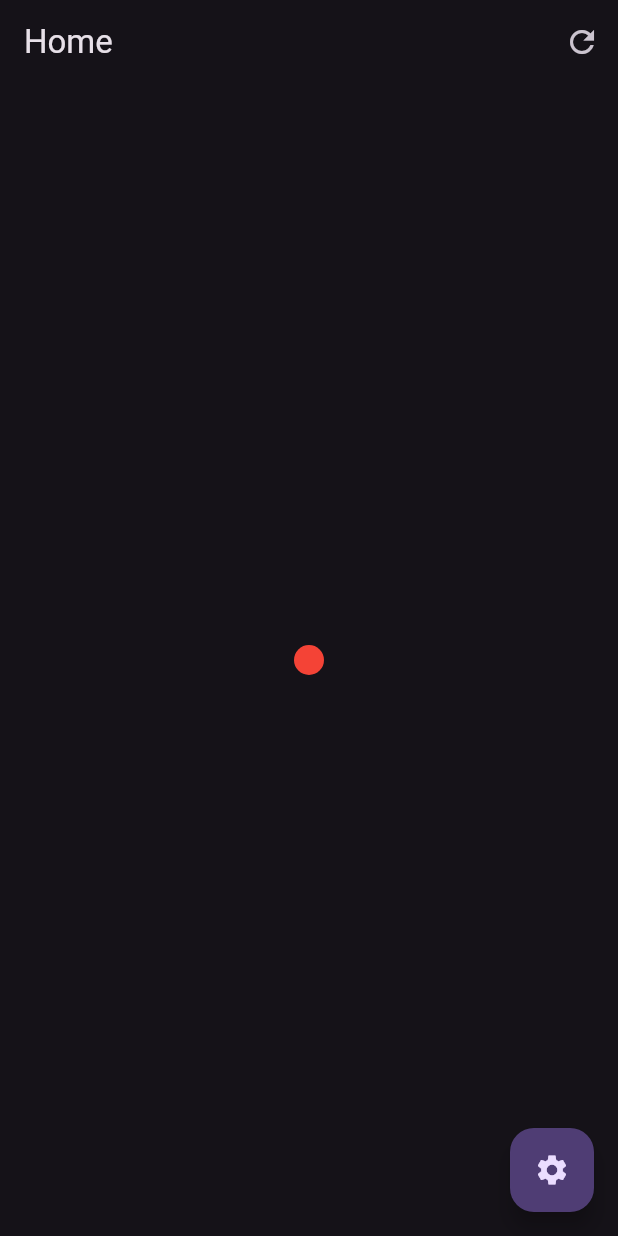
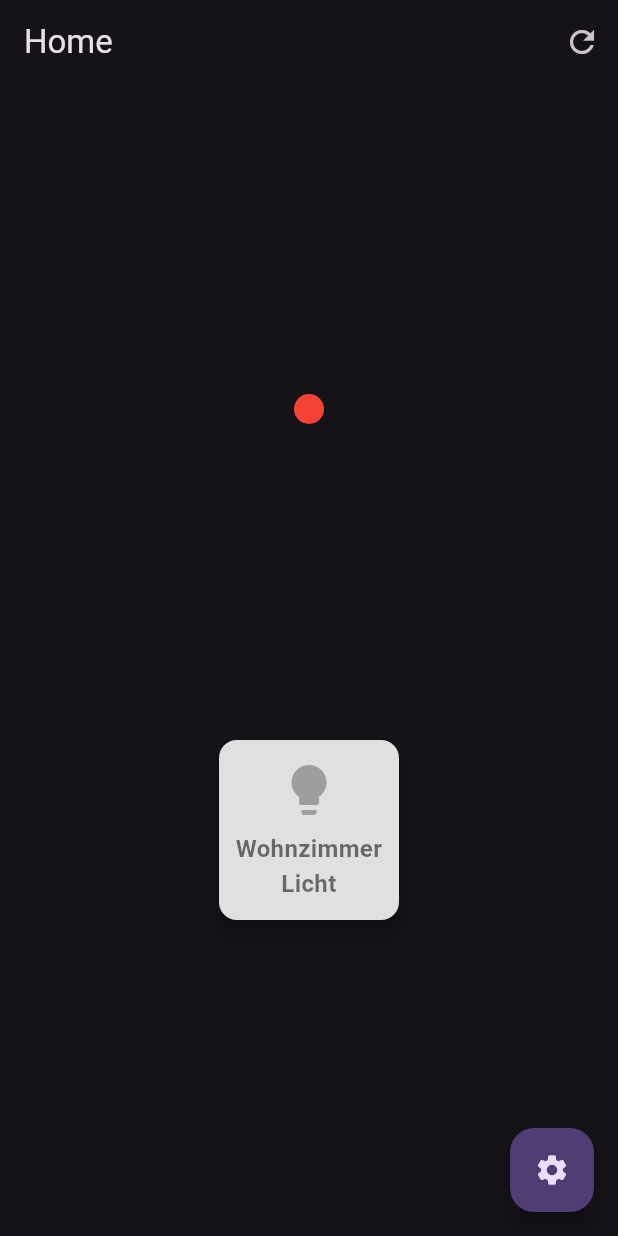
Before and after one commit to jojo-firedev/home_dashboard, a Flutter app: the screen it shows after launch, on a phone screen of 412 x 824 dp. Run offline on Flutter 3.47's test engine with Material 3 defaults, Android fonts, the phone set to English and light mode, and no system bars; our stand-ins replace bloc, flutter_bloc, flutter_secure_storage; network calls fail.

Commit message:
light indicator

```diff
--- /dev/null
+++ b/lib/presentation/components/light_card.dart
@@ -0,0 +1,84 @@
+import 'package:flutter/material.dart';
+
+class SmartHomeLightCard extends StatefulWidget {
+  final String lightName;
+  final Color lightColor;
+  final bool isOn;
+
+  const SmartHomeLightCard({
+    Key? key,
+    required this.lightName,
+    required this.lightColor,
+    this.isOn = false,
+  }) : super(key: key);
+
+  @override
+  _SmartHomeLightCardState createState() => _SmartHomeLightCardState();
+}
+
+class _SmartHomeLightCardState extends State<SmartHomeLightCard> {
+  late bool isOn;
+
+  @override
+  void initState() {
+    super.initState();
+    isOn = widget.isOn;
+  }
+
+  void toggleLight() {
+    setState(() {
+      isOn = !isOn;
+    });
+  }
+
+  @override
+  Widget build(BuildContext context) {
+    return GestureDetector(
+      onTap: toggleLight,
+      child: Card(
+        elevation: 5,
+        shape: RoundedRectangleBorder(
+          borderRadius: BorderRadius.circular(12),
+        ),
+        child: Container(
+          width: 120,
+          height: 120,
+          padding: const EdgeInsets.all(10),
+          decoration: BoxDecoration(
+            borderRadius: BorderRadius.circular(12),
+            color: isOn ? widget.lightColor.withOpacity(0.8) : Colors.grey[300],
+          ),
+          child: Column(
+            mainAxisAlignment: MainAxisAlignment.center,
+            children: [
+              Icon(
+                Icons.lightbulb,
+                size: 40,
+                color: isOn ? Colors.white : Colors.grey,
+              ),
+              const SizedBox(height: 8),
+              Text(
+                widget.lightName,
+                style: TextStyle(
+                  fontSize: 16,
+                  fontWeight: FontWeight.bold,
+                  color: isOn ? Colors.white : Colors.black54,
+                ),
+                textAlign: TextAlign.center,
+              ),
+              // const SizedBox(height: 5),
+              // Text(
+              //   isOn ? 'ON' : 'OFF',
+              //   style: TextStyle(
+              //     fontSize: 12,
+              //     fontWeight: FontWeight.w600,
+              //     color: isOn ? Colors.white : Colors.black45,
+              //   ),
+              // ),
+            ],
+          ),
+        ),
+      ),
+    );
+  }
+}
--- a/lib/presentation/home/home_page.dart
+++ b/lib/presentation/home/home_page.dart
@@ -1,5 +1,5 @@
 import 'package:flutter/material.dart';
-import 'package:home_dashboard/globals.dart';
+import 'package:home_dashboard/presentation/components/light_card.dart';
 import 'package:home_dashboard/presentation/components/light_indicator.dart';
 import 'package:home_dashboard/service/home_assistant_socket.dart';
 
@@ -48,7 +48,17 @@ class _HomePageState extends State<HomePage> {
         ],
       ),
       body: Center(
-        child: LightIndicator(isLightOn: isLightOn),
+        child: Column(
+          mainAxisAlignment: MainAxisAlignment.spaceEvenly,
+          children: [
+            LightIndicator(isLightOn: isLightOn),
+            const SmartHomeLightCard(
+              lightName: "Wohnzimmer Licht",
+              lightColor: Colors.yellow,
+              isOn: false,
+            ),
+          ],
+        ),
       ),
       floatingActionButton: FloatingActionButton(
         onPressed: () => Navigator.of(context).pushNamed('/settings'),
```
